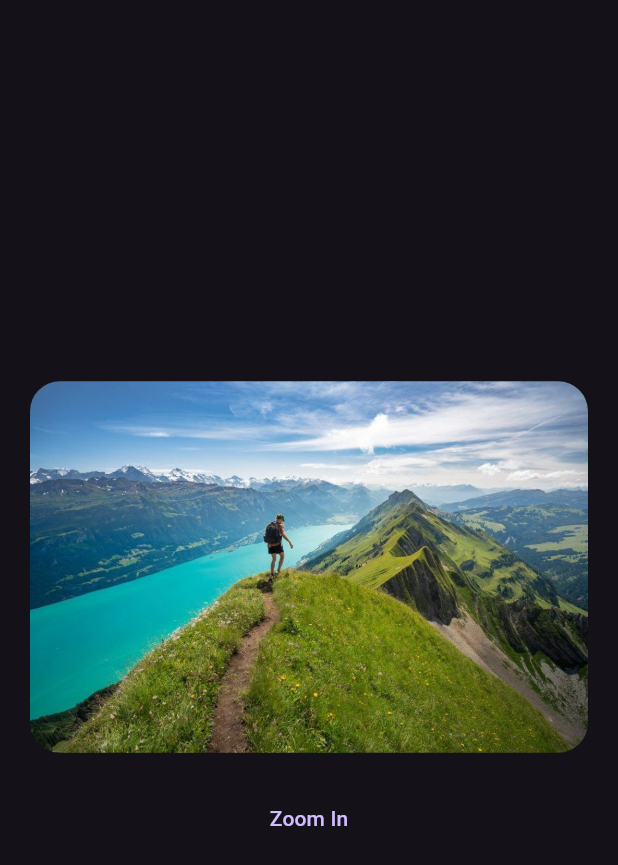
After one commit to kaljitism/flutter_animation_basics, a Flutter app: the screen it shows after launch, after a tap on "Zoom Animation", on a phone screen of 412 x 824 dp. The commit adds this screen. Shown: the top 865 px of the screen. Run offline on Flutter 3.47's test engine with Material 3 defaults, Android fonts, the phone set to English and light mode, and no system bars.

Commit message:
Created the skeleton for coding Implicit Animation(Zoom in Zoom out).

```diff
--- a/lib/my_router.dart
+++ b/lib/my_router.dart
@@ -3,6 +3,7 @@ import 'package:flutter_animation_basics/3d_cube_animation.dart';
 import 'package:flutter_animation_basics/chained_animation.dart';
 import 'package:flutter_animation_basics/hero_animation.dart';
 import 'package:flutter_animation_basics/implicit_rotateY_animation.dart';
+import 'package:flutter_animation_basics/zoom_animation.dart';
 
 class MyRouter extends StatefulWidget {
   const MyRouter({super.key});
@@ -64,6 +65,17 @@ class _MyRouterState extends State<MyRouter> {
             },
             title: const Text('Hero Animation'),
           ),
+          ListTile(
+            onTap: () {
+              Navigator.push(
+                context,
+                MaterialPageRoute(
+                  builder: (context) => const ZoomAnimation(),
+                ),
+              );
+            },
+            title: const Text('Zoom Animation'),
+          ),
         ],
       ),
     );
--- /dev/null
+++ b/lib/zoom_animation.dart
@@ -0,0 +1,33 @@
+import 'package:flutter/material.dart';
+
+class ZoomAnimation extends StatefulWidget {
+  const ZoomAnimation({super.key});
+
+  @override
+  State<ZoomAnimation> createState() => _ZoomAnimationState();
+}
+
+class _ZoomAnimationState extends State<ZoomAnimation> {
+  @override
+  Widget build(BuildContext context) {
+    return Scaffold(
+      body: Padding(
+        padding: const EdgeInsets.all(20.0),
+        child: Column(
+          mainAxisAlignment: MainAxisAlignment.center,
+          children: [
+            ClipRRect(
+              borderRadius: BorderRadius.circular(20),
+              child: Image.asset('assets/zoom_example.jpg'),
+            ),
+            const SizedBox(height: 20),
+            TextButton(
+              onPressed: () {},
+              child: const Text('Zoom In'),
+            ),
+          ],
+        ),
+      ),
+    );
+  }
+}
--- a/pubspec.yaml
+++ b/pubspec.yaml
@@ -60,8 +60,8 @@ flutter:
   uses-material-design: true
 
   # To add assets to your application, add an assets section, like this:
-  # assets:
-  #   - images/a_dot_burr.jpeg
+  assets:
+   - assets/
   #   - images/a_dot_ham.jpeg
 
   # An image asset can refer to one or more resolution-specific "variants", see
```
Also changed, not shown: assets/zoom_example.jpg (added).
